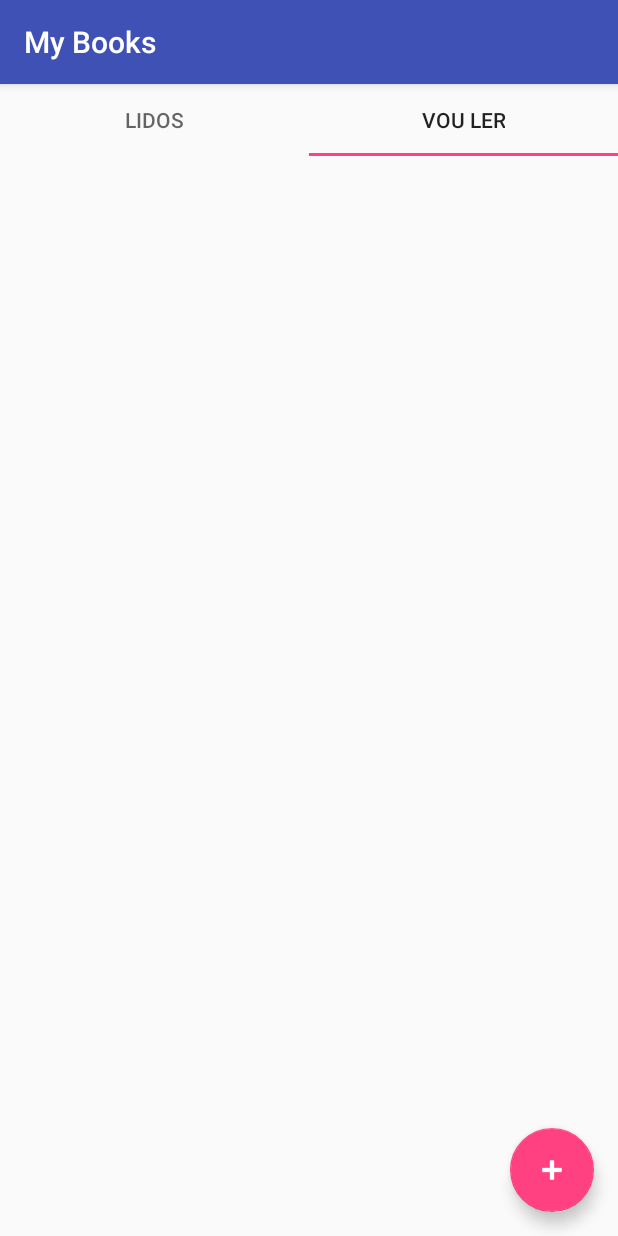
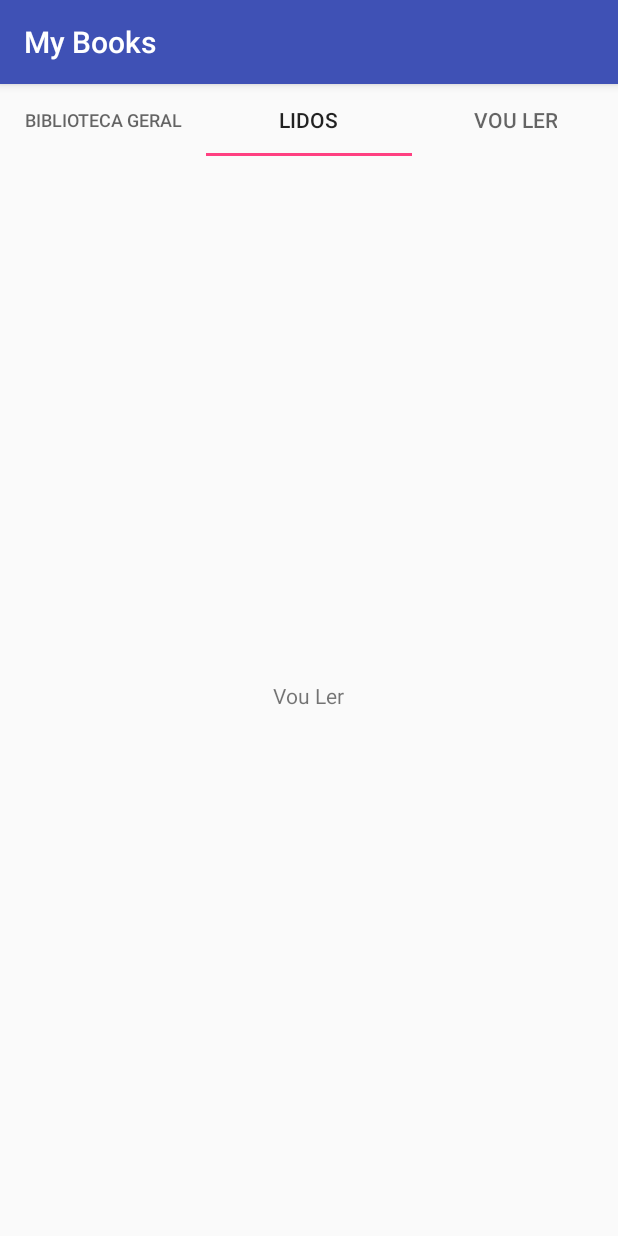
Before and after one commit to kaiqueroberto/MyBooks, an Android app: the screen it shows after launch (MainActivity), tab 2 chosen, on a phone screen of 412 x 824 dp. Run offline under Robolectric (Android 15) with nearby library versions, the phone set to English and light mode, and no system bars; our stand-ins replace Room's generated code.

Commit message:
adicionado o menu Fragment

```diff
--- a/app/src/main/java/br/com/senaijandira/mybooks/MainActivity.java
+++ b/app/src/main/java/br/com/senaijandira/mybooks/MainActivity.java
@@ -6,6 +6,8 @@ import android.content.DialogInterface;
 import android.content.Intent;
 import android.os.Bundle;
 import android.support.design.widget.TabLayout;
+import android.support.v4.app.FragmentManager;
+import android.support.v4.app.FragmentTransaction;
 import android.support.v7.app.AppCompatActivity;
 import android.view.LayoutInflater;
 import android.view.View;
@@ -18,58 +20,98 @@ import android.widget.Toast;
 
 import br.com.senaijandira.mybooks.adapter.LivroAdapter;
 import br.com.senaijandira.mybooks.db.MyBooksDatabase;
+import br.com.senaijandira.mybooks.fragments.BibliotecaGeralFragment;
+import br.com.senaijandira.mybooks.fragments.LivrosLidosFragment;
+import br.com.senaijandira.mybooks.fragments.LivrosParaLerFragment;
 import br.com.senaijandira.mybooks.model.Livro;
 
 public class MainActivity extends AppCompatActivity {
 
-    //ListVew que carregará os livros
-    ListView lstViewLivros;
 
-    public static Livro[] livros;
-
-    //Variavel de acesso ao Banco
-    private MyBooksDatabase myBooksDb;
-
-    //Adapter para criar a lista de livros
-    LivroAdapter adapter;
 
     TabLayout tab_menu;
+
+    FragmentManager fm;
 
     @Override
     protected void onCreate(Bundle savedInstanceState) {
         super.onCreate(savedInstanceState);
         setContentView(R.layout.activity_main);
 
+        fm = getSupportFragmentManager();
+
         //** Código para o TAB MENU **/
         TabLayout tab_menu = findViewById(R.id.tab_menu);
 
-        //Criando a instancia do banco de dados
-        myBooksDb = Room.databaseBuilder(getApplicationContext(),
-                MyBooksDatabase.class, Utils.DATABASE_NAME)
-                .fallbackToDestructiveMigration()
-                .allowMainThreadQueries()
-                .build();
+        abrirBibliotecaGeral();
 
-       lstViewLivros = findViewById(R.id.lstViewLivros);
+        abrirLivrosLidos();
 
-       //Criar o adapter
-        adapter = new LivroAdapter(this, myBooksDb);
+        abrirLivrosParaLer();
 
-        lstViewLivros.setAdapter(adapter);
+        tab_menu.addOnTabSelectedListener(new TabLayout.OnTabSelectedListener() {
+
+            //Quando seleciona
+            @Override
+            public void onTabSelected(TabLayout.Tab tab) {
+
+                if (tab.getPosition() == 0){
+                   abrirBibliotecaGeral();
+                }
+
+                if (tab.getPosition() == 1){
+                    abrirLivrosLidos();
+                }
+
+                if (tab.getPosition() == 2){
+                    abrirLivrosParaLer();
+                }
+            }
+
+            //Quando deseleciona
+            @Override
+            public void onTabUnselected(TabLayout.Tab tab) {
+            }
+
+            //Seleciona novamente
+            @Override
+            public void onTabReselected(TabLayout.Tab tab) {
+            }
+        });
+
+    }
+
+
+    public void abrirBibliotecaGeral() {
+
+        FragmentTransaction ft = fm.beginTransaction();
+
+        ft.replace(R.id.frame_layout, new BibliotecaGeralFragment());
+
+        ft.commit();
+    }
+
+    public void abrirLivrosLidos() {
+
+        FragmentTransaction ft = fm.beginTransaction();
+
+        ft.replace(R.id.frame_layout, new LivrosLidosFragment());
+
+        ft.commit();
+    }
+
+    public void abrirLivrosParaLer() {
+
+        FragmentTransaction ft = fm.beginTransaction();
+
+        ft.replace(R.id.frame_layout, new LivrosParaLerFragment());
+
+        ft.commit();
     }
 
     @Override
     protected void onResume() {
         super.onResume();
-
-        //Aqui faz um select no banco
-        livros = myBooksDb.daoLivro().selecionarTodos();
-
-        //Limpando a listView
-        adapter.clear();
-
-        //Adicionando os livros a lista
-        adapter.addAll(livros);
 
     }
 
--- /dev/null
+++ b/app/src/main/java/br/com/senaijandira/mybooks/fragments/BibliotecaGeralFragment.java
@@ -0,0 +1,71 @@
+package br.com.senaijandira.mybooks.fragments;
+
+import android.arch.persistence.room.Room;
+import android.os.Bundle;
+import android.support.annotation.NonNull;
+import android.support.annotation.Nullable;
+import android.support.v4.app.Fragment;
+import android.view.LayoutInflater;
+import android.view.View;
+import android.view.ViewGroup;
+import android.widget.ListView;
+
+import br.com.senaijandira.mybooks.R;
+import br.com.senaijandira.mybooks.Utils;
+import br.com.senaijandira.mybooks.adapter.LivroAdapter;
+import br.com.senaijandira.mybooks.db.MyBooksDatabase;
+import br.com.senaijandira.mybooks.model.Livro;
+
+public class BibliotecaGeralFragment extends Fragment {
+    //ListVew que carregará os livros
+    ListView lstViewLivros;
+
+    public static Livro[] livros;
+
+    //Variavel de acesso ao Banco
+    private MyBooksDatabase myBooksDb;
+
+    //Adapter para criar a lista de livros
+    LivroAdapter adapter;
+
+
+
+    @Nullable
+    @Override
+    public View onCreateView(@NonNull LayoutInflater inflater, @Nullable ViewGroup container, @Nullable Bundle savedInstanceState) {
+
+        View v = inflater.inflate(R.layout.layout_biblioteca_geral, container, false);
+
+        //Criando a instancia do banco de dados
+        myBooksDb = Room.databaseBuilder(getContext(),
+                MyBooksDatabase.class, Utils.DATABASE_NAME)
+                .fallbackToDestructiveMigration()
+                .allowMainThreadQueries()
+                .build();
+
+        lstViewLivros = v.findViewById(R.id.lstViewLivros);
+
+        //Criar o adapter
+        adapter = new LivroAdapter(getContext(), myBooksDb);
+
+        lstViewLivros.setAdapter(adapter);
+
+
+
+        return v;
+    }
+
+
+    @Override
+    public void onResume() {
+        super.onResume();
+        //Aqui faz um select no banco
+        livros = myBooksDb.daoLivro().selecionarTodos();
+
+        //Limpando a listView
+        adapter.clear();
+
+        //Adicionando os livros a lista
+        adapter.addAll(livros);
+    }
+}
--- /dev/null
+++ b/app/src/main/java/br/com/senaijandira/mybooks/fragments/LivrosLidosFragment.java
@@ -0,0 +1,23 @@
+package br.com.senaijandira.mybooks.fragments;
+
+import android.os.Bundle;
+import android.support.annotation.NonNull;
+import android.support.annotation.Nullable;
+import android.support.v4.app.Fragment;
+import android.view.LayoutInflater;
+import android.view.View;
+import android.view.ViewGroup;
+
+import br.com.senaijandira.mybooks.R;
+
+public class LivrosLidosFragment extends Fragment {
+
+    @Nullable
+    @Override
+    public View onCreateView(@NonNull LayoutInflater inflater, @Nullable ViewGroup container, @Nullable Bundle savedInstanceState) {
+
+        View v = inflater.inflate(R.layout.lidos_layout, container, false);
+
+        return v;
+    }
+}
--- /dev/null
+++ b/app/src/main/java/br/com/senaijandira/mybooks/fragments/LivrosParaLerFragment.java
@@ -0,0 +1,23 @@
+package br.com.senaijandira.mybooks.fragments;
+
+import android.os.Bundle;
+import android.support.annotation.NonNull;
+import android.support.annotation.Nullable;
+import android.support.v4.app.Fragment;
+import android.view.LayoutInflater;
+import android.view.View;
+import android.view.ViewGroup;
+
+import br.com.senaijandira.mybooks.R;
+
+public class LivrosParaLerFragment extends Fragment {
+
+    @Nullable
+    @Override
+    public View onCreateView(@NonNull LayoutInflater inflater, @Nullable ViewGroup container, @Nullable Bundle savedInstanceState) {
+
+        View v = inflater.inflate(R.layout.ler_layout, container, false);
+
+        return v;
+    }
+}
--- a/app/src/main/res/layout/activity_main.xml
+++ b/app/src/main/res/layout/activity_main.xml
@@ -1,10 +1,12 @@
 <?xml version="1.0" encoding="utf-8"?>
-<android.support.design.widget.CoordinatorLayout xmlns:android="http://schemas.android.com/apk/res/android"
+<LinearLayout xmlns:android="http://schemas.android.com/apk/res/android"
     xmlns:app="http://schemas.android.com/apk/res-auto"
     xmlns:tools="http://schemas.android.com/tools"
     android:layout_width="match_parent"
     android:layout_height="match_parent"
-    tools:context=".MainActivity">
+    tools:context=".MainActivity"
+    android:orientation="vertical"
+    >
 
     <android.support.design.widget.TabLayout
         android:layout_width="match_parent"
@@ -14,29 +16,24 @@
         <android.support.design.widget.TabItem
             android:layout_width="wrap_content"
             android:layout_height="wrap_content"
-            android:text="Lidos"/>
+            android:text="Biblioteca geral"/>
+
+        <android.support.design.widget.TabItem
+        android:layout_width="wrap_content"
+        android:layout_height="wrap_content"
+        android:text="Lidos"/>
 
         <android.support.design.widget.TabItem
             android:layout_width="wrap_content"
             android:layout_height="wrap_content"
-            android:text="Vou Ler"/>
+            android:text="Vou ler"/>
 
     </android.support.design.widget.TabLayout>
 
+    <FrameLayout
+        android:id="@+id/frame_layout"
+        android:layout_width="match_parent"
+        android:layout_height="0dp"
+        android:layout_weight="1" />
 
-    <ListView
-        android:layout_width="match_parent"
-        android:layout_height="wrap_content"
-        android:id="@+id/lstViewLivros"/>
-
-    <android.support.design.widget.FloatingActionButton
-        android:layout_width="wrap_content"
-        android:layout_height="wrap_content"
-        android:layout_margin="16dp"
-        android:layout_gravity="end|bottom"
-        app:srcCompat="@android:drawable/ic_input_add"
-        android:tint="#FFF"
-        android:onClick="abrirCadastro"
-        />
-
-</android.support.design.widget.CoordinatorLayout>
+</LinearLayout>
--- /dev/null
+++ b/app/src/main/res/layout/layout_biblioteca_geral.xml
@@ -0,0 +1,22 @@
+<?xml version="1.0" encoding="utf-8"?>
+<android.support.design.widget.CoordinatorLayout xmlns:android="http://schemas.android.com/apk/res/android"
+    xmlns:app="http://schemas.android.com/apk/res-auto"
+    android:layout_width="match_parent"
+    android:layout_height="match_parent">
+
+    <ListView
+        android:layout_width="match_parent"
+        android:layout_height="wrap_content"
+        android:id="@+id/lstViewLivros"/>
+
+    <android.support.design.widget.FloatingActionButton
+        android:layout_width="wrap_content"
+        android:layout_height="wrap_content"
+        android:layout_margin="16dp"
+        android:layout_gravity="end|bottom"
+        app:srcCompat="@android:drawable/ic_input_add"
+        android:tint="#FFF"
+        android:onClick="abrirCadastro"
+        />
+
+</android.support.design.widget.CoordinatorLayout>
```
